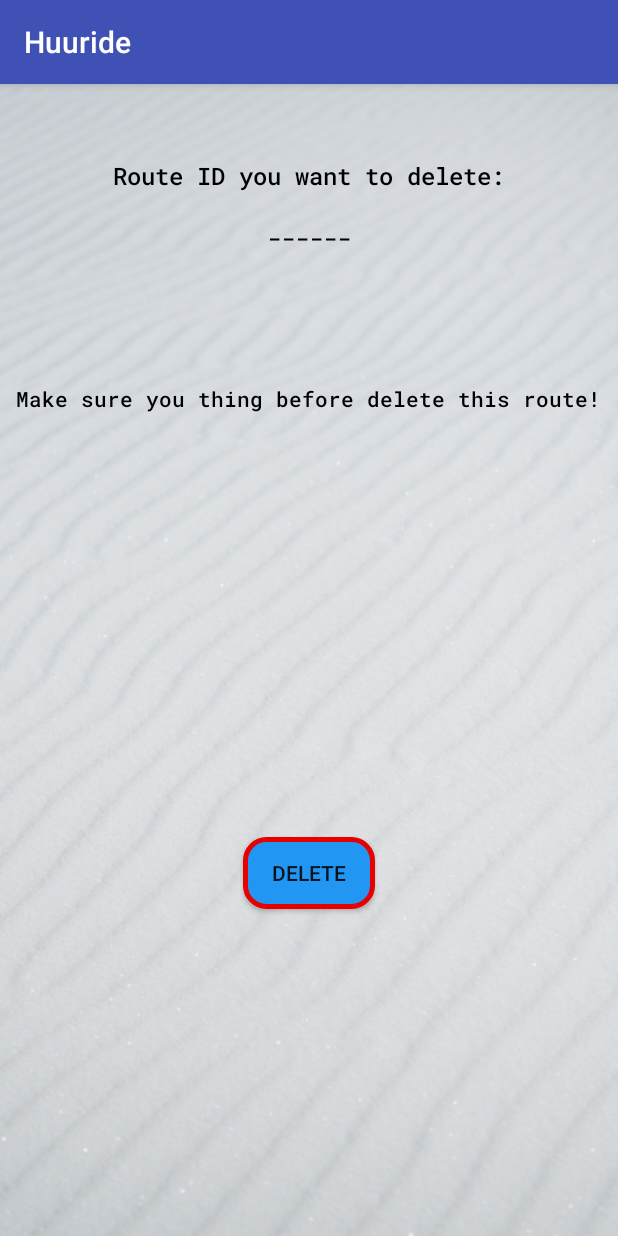
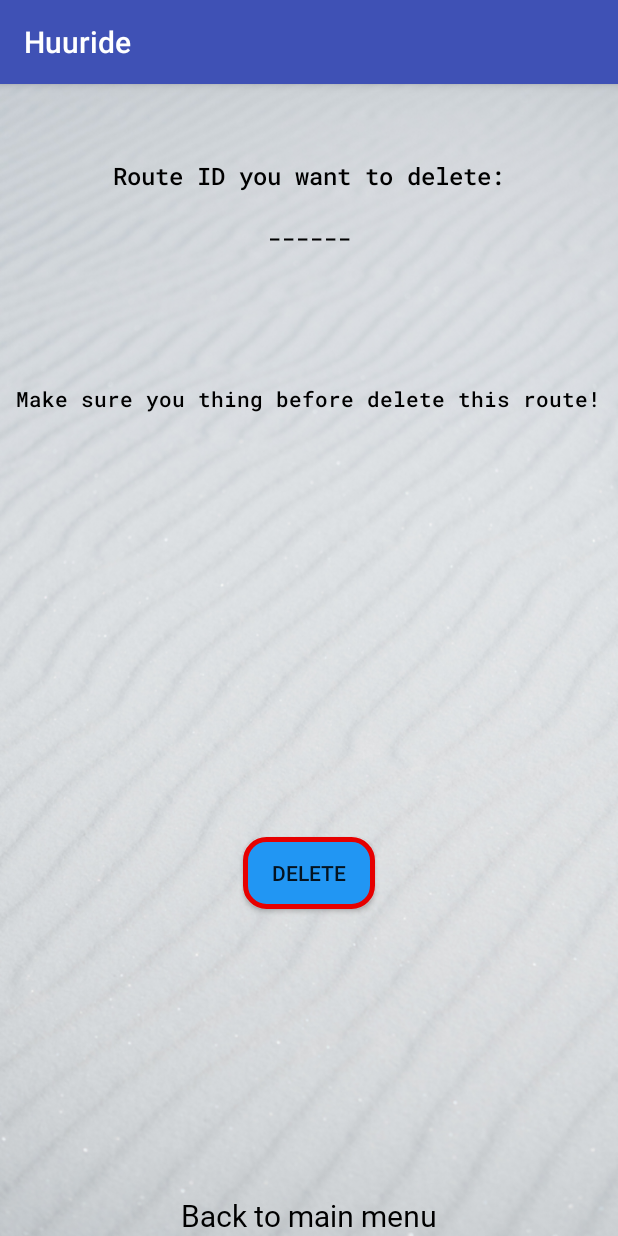
Before and after one commit to mrkoppy/MyAppFYP2, an Android app: the ensuredeleteroute screen opened directly, with no data from a screen before it, on a phone screen of 412 x 824 dp. Run offline under Robolectric (Android 15) with nearby library versions, the light colour scheme and no system bars.

Commit message:
- all UI done

```diff
--- a/app/src/main/java/com/example/mrkoppy/myappfyp/ensuredeleteroute.java
+++ b/app/src/main/java/com/example/mrkoppy/myappfyp/ensuredeleteroute.java
@@ -2,6 +2,7 @@ package com.example.mrkoppy.myappfyp;
 
 import android.content.Context;
 import android.content.DialogInterface;
+import android.content.Intent;
 import android.content.SharedPreferences;
 import android.os.Bundle;
 import android.support.v7.app.AlertDialog;
@@ -66,4 +67,9 @@ public class ensuredeleteroute extends AppCompatActivity {
         alertDialog.show();
     }
 
+    public void btn_mm(View view){
+        Intent intent = new Intent(this,mydriver.class);
+        startActivity(intent);
+    }
+
 }
--- a/app/src/main/java/com/example/mrkoppy/myappfyp/passengerOndeleteTrip.java
+++ b/app/src/main/java/com/example/mrkoppy/myappfyp/passengerOndeleteTrip.java
@@ -2,6 +2,7 @@ package com.example.mrkoppy.myappfyp;
 
 import android.content.Context;
 import android.content.DialogInterface;
+import android.content.Intent;
 import android.content.SharedPreferences;
 import android.os.Bundle;
 import android.support.v7.app.AlertDialog;
@@ -64,4 +65,9 @@ public class passengerOndeleteTrip extends AppCompatActivity {
 
         alertDialog.show();
     }
+
+    public void btn_mm(View view){
+        Intent intent = new Intent(this, browsetriprecord.class);
+        startActivity(intent);
+    }
 }
--- a/app/src/main/res/layout/activity_ensuredeleteroute.xml
+++ b/app/src/main/res/layout/activity_ensuredeleteroute.xml
@@ -53,5 +53,17 @@
         android:background="@drawable/buttonshape2"
         android:onClick="Ensuredelete"/>
 
+    <TextView
+        android:id="@+id/mmrmdbefore"
+        android:layout_width="wrap_content"
+        android:layout_height="wrap_content"
+        android:layout_alignParentBottom="true"
+        android:layout_centerHorizontal="true"
+        android:text="@string/back_to_main_menu"
+        android:textColor="#000"
+        android:textSize="20sp"
+        android:onClick="btn_mm"
+        app:fontFamily="@font/vidaloka"/>
+
 
 </RelativeLayout>
```
Also changed, not shown: app/src/main/res/layout/activity_passenger_ondelete_trip.xml (+12 -0 lines).
